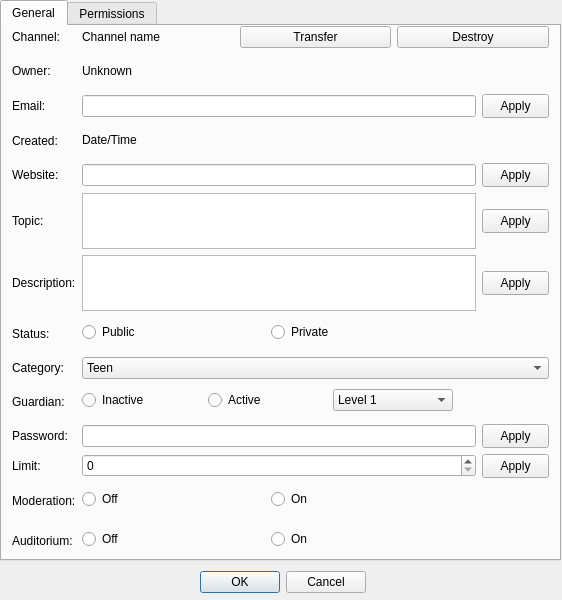
First picture: the form in ui/channel_settings.ui, repository gitter-badger/simplechatclient, before the edit.
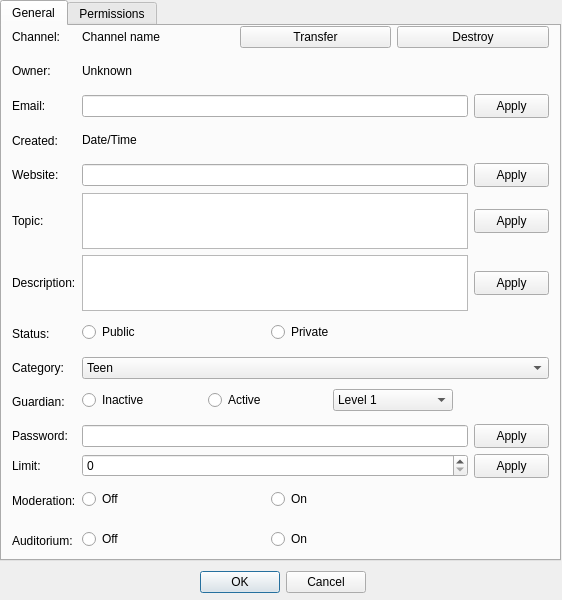
Second picture: the form after the edit. Icons and pictures are not drawn.

```diff
--- a/ui/channel_settings.ui
+++ b/ui/channel_settings.ui
@@ -188,13 +188,13 @@
          <widget class="QPushButton" name="pushButton_set_password">
           <property name="minimumSize">
            <size>
-            <width>67</width>
+            <width>75</width>
             <height>24</height>
            </size>
           </property>
           <property name="maximumSize">
            <size>
-            <width>67</width>
+            <width>75</width>
             <height>24</height>
            </size>
           </property>
@@ -214,13 +214,13 @@
          <widget class="QPushButton" name="pushButton_set_website">
           <property name="minimumSize">
            <size>
-            <width>67</width>
+            <width>75</width>
             <height>24</height>
            </size>
           </property>
           <property name="maximumSize">
            <size>
-            <width>67</width>
+            <width>75</width>
             <height>24</height>
            </size>
           </property>
@@ -265,13 +265,13 @@
           </property>
           <property name="minimumSize">
            <size>
-            <width>67</width>
+            <width>75</width>
             <height>24</height>
            </size>
           </property>
           <property name="maximumSize">
            <size>
-            <width>67</width>
+            <width>75</width>
             <height>24</height>
            </size>
           </property>
@@ -316,13 +316,13 @@
           </property>
           <property name="minimumSize">
            <size>
-            <width>67</width>
+            <width>75</width>
             <height>24</height>
            </size>
           </property>
           <property name="maximumSize">
            <size>
-            <width>67</width>
+            <width>75</width>
             <height>24</height>
            </size>
           </property>
@@ -563,13 +563,13 @@
          <widget class="QPushButton" name="pushButton_set_email">
           <property name="minimumSize">
            <size>
-            <width>67</width>
+            <width>75</width>
             <height>24</height>
            </size>
           </property>
           <property name="maximumSize">
            <size>
-            <width>67</width>
+            <width>75</width>
             <height>24</height>
            </size>
           </property>
@@ -621,13 +621,13 @@
          <widget class="QPushButton" name="pushButton_set_limit">
           <property name="minimumSize">
            <size>
-            <width>67</width>
+            <width>75</width>
             <height>24</height>
            </size>
           </property>
           <property name="maximumSize">
            <size>
-            <width>67</width>
+            <width>75</width>
             <height>24</height>
            </size>
           </property>
```
Left out of the diff: 34 changed lines with no effect on the pictures.
